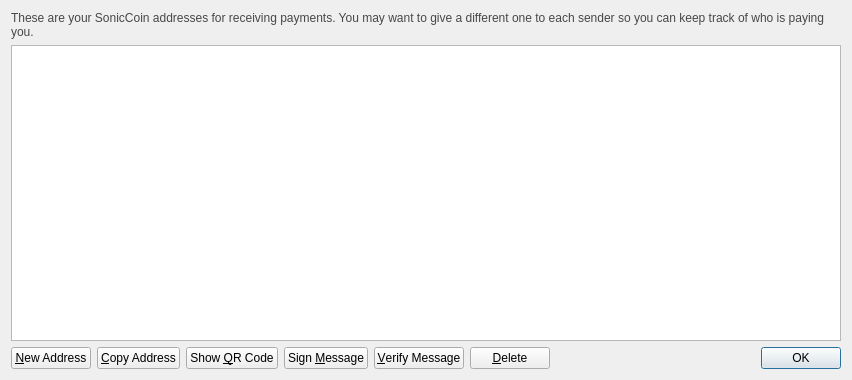
SonicScrew/SonicScrewdriver, file src/qt/forms/addressbookpage.ui: the form before one commit.
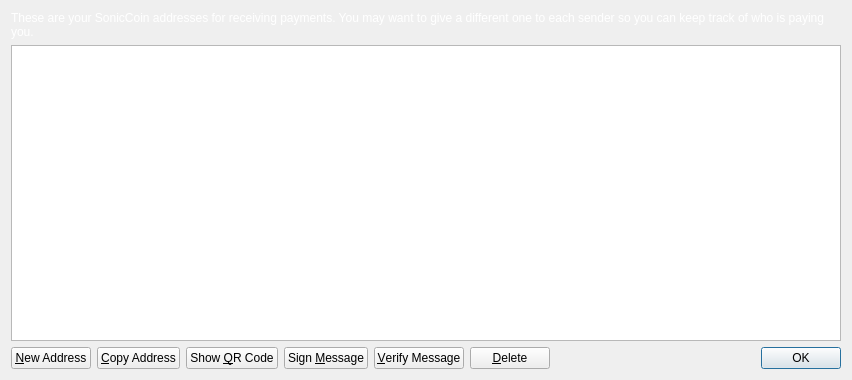
The form after the commit. Icons and pictures are not drawn.

Diff of the .ui file:
```diff
--- a/src/qt/forms/addressbookpage.ui
+++ b/src/qt/forms/addressbookpage.ui
@@ -13,11 +13,17 @@
   <property name="windowTitle">
    <string>Address Book</string>
   </property>
+  <property name="autoFillBackground">
+   <bool>false</bool>
+  </property>
+  <property name="styleSheet">
+   <string notr="true"/>
+  </property>
   <layout class="QVBoxLayout" name="verticalLayout">
    <item>
     <widget class="QLabel" name="labelExplanation">
      <property name="styleSheet">
-      <string notr="true">#labelExplanation { color: #464747; }</string>
+      <string notr="true">color: white;</string>
      </property>
      <property name="text">
       <string>These are your SonicCoin addresses for receiving payments. You may want to give a different one to each sender so you can keep track of who is paying you.</string>
```
